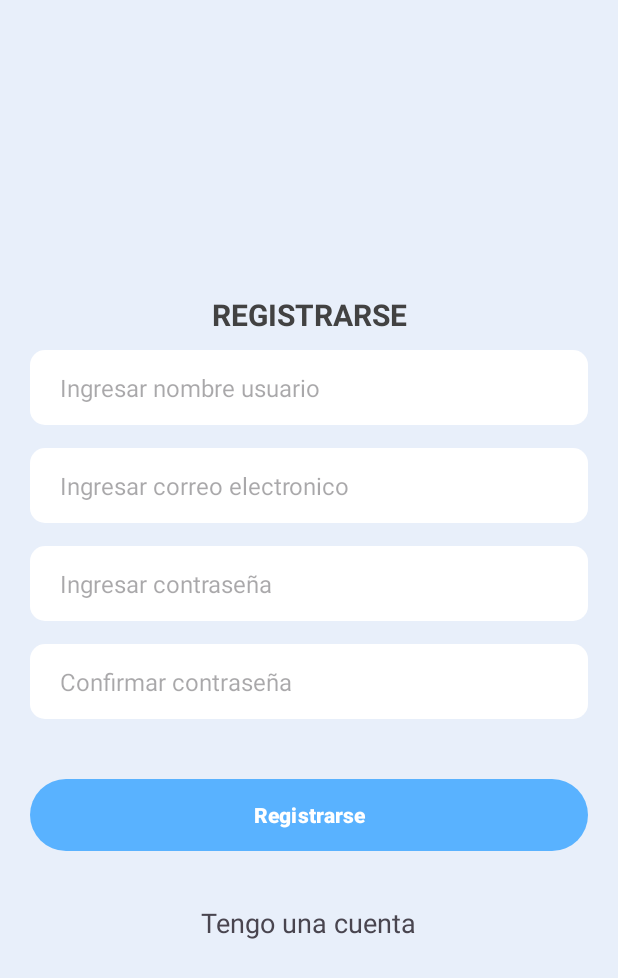
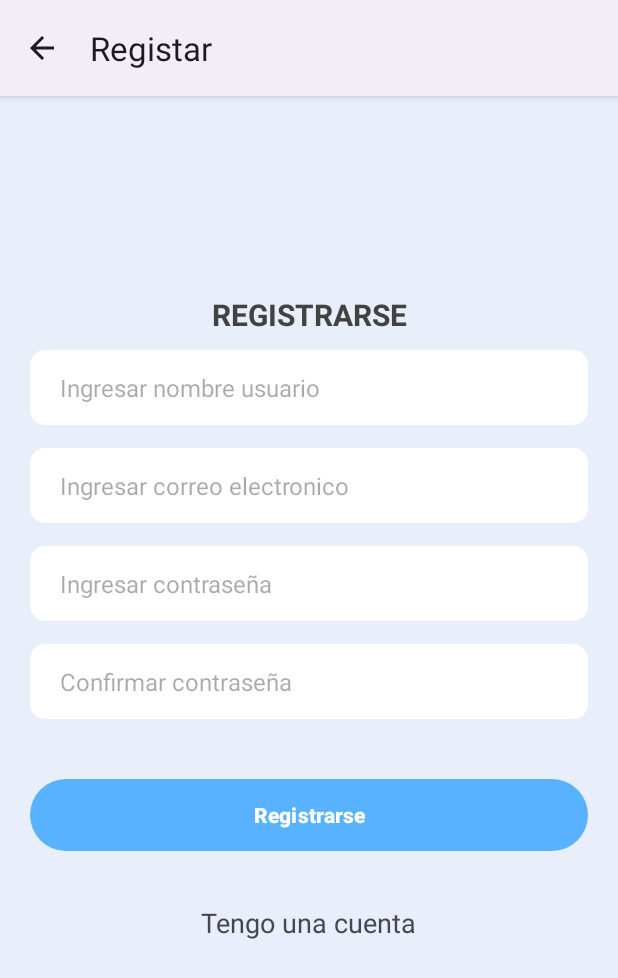
Before and after one commit to fabianromeroromero/Agenda_Online, an Android app: the RegisterActivity screen opened directly, with no data from a screen before it, on a phone screen of 412 x 824 dp. Shown: the top 978 px of the screen. Run offline under Robolectric (Android 15) with nearby library versions, the light colour scheme and no system bars; our stand-ins replace Firebase (no records; nobody signed in at launch, a user with empty details on screens opened directly).

Commit message:
registro listo

```diff
--- a/app/build.gradle
+++ b/app/build.gradle
@@ -31,7 +31,7 @@ android {
 
 dependencies {
 
-    implementation libs.lottie
+    //implementation libs.lottie
     implementation 'com.squareup.retrofit2:retrofit:2.9.0'
     implementation 'com.squareup.retrofit2:converter-gson:2.9.0'
 
--- a/app/src/main/java/com/example/agenda_online/Pantalla_De_CargaActivity.java
+++ b/app/src/main/java/com/example/agenda_online/Pantalla_De_CargaActivity.java
@@ -2,15 +2,10 @@ package com.example.agenda_online;
 
 import android.content.Intent;
 import android.os.Bundle;
-import android.os.Handler;
 
 import androidx.activity.EdgeToEdge;
 import androidx.appcompat.app.AppCompatActivity;
-import androidx.core.graphics.Insets;
-import androidx.core.view.ViewCompat;
-import androidx.core.view.WindowInsetsCompat;
 
-import com.airbnb.lottie.LottieAnimationView;
 
 public class Pantalla_De_CargaActivity extends AppCompatActivity {
 
--- a/app/src/main/java/com/example/agenda_online/RegisterActivity.java
+++ b/app/src/main/java/com/example/agenda_online/RegisterActivity.java
@@ -99,7 +99,7 @@ public class RegisterActivity extends AppCompatActivity {
         else if (TextUtils.isEmpty(confirmarpassword)) {
             Toast.makeText(this, "Confirme contaseña", Toast.LENGTH_SHORT).show();
         }
-        else if (!password.equals(confirmarpassword)) {
+        else if (!password.equals(password)) {
             Toast.makeText(this, "Las contraseñas no coinciden", Toast.LENGTH_SHORT).show();
         }
         else {
--- a/app/src/main/res/layout/activity_register.xml
+++ b/app/src/main/res/layout/activity_register.xml
@@ -63,8 +63,7 @@
         android:paddingEnd="0dp"
         android:textSize="16sp"
         android:background="@drawable/round_back_white"
-        android:layout_marginBottom="15dp"
-        android:inputType="textPassword"/>
+        android:layout_marginBottom="15dp" />
 
     <EditText
         android:id="@+id/edtPasswordConfir"
@@ -77,8 +76,7 @@
         android:paddingStart="20dp"
         android:paddingEnd="0dp"
         android:textSize="16sp"
-        android:background="@drawable/round_back_white"
-        android:inputType="textPassword"/>
+        android:background="@drawable/round_back_white" />
 
 
     <Button
--- a/app/src/main/res/values-night/themes.xml
+++ b/app/src/main/res/values-night/themes.xml
@@ -1,6 +1,6 @@
 <resources xmlns:tools="http://schemas.android.com/tools">
     <!-- Base application theme. -->
-    <style name="Base.Theme.Agenda_Online" parent="Theme.Material3.DayNight.NoActionBar">
+    <style name="Base.Theme.Agenda_Online" parent="Theme.Material3.DayNight">
         <!-- Customize your dark theme here. -->
         <!-- <item name="colorPrimary">@color/my_dark_primary</item> -->
         <item name="colorPrimary">@color/my_primary</item>
--- a/app/src/main/res/values/themes.xml
+++ b/app/src/main/res/values/themes.xml
@@ -1,6 +1,6 @@
 <resources xmlns:tools="http://schemas.android.com/tools">
     <!-- Base application theme. -->
-    <style name="Base.Theme.Agenda_Online" parent="Theme.Material3.DayNight.NoActionBar">
+    <style name="Base.Theme.Agenda_Online" parent="Theme.Material3.DayNight">
         <!-- Customize your light theme here. -->
         <item name="colorPrimary">@color/my_primary</item>
         <item name="colorPrimaryVariant">@color/my_primary</item>
```
